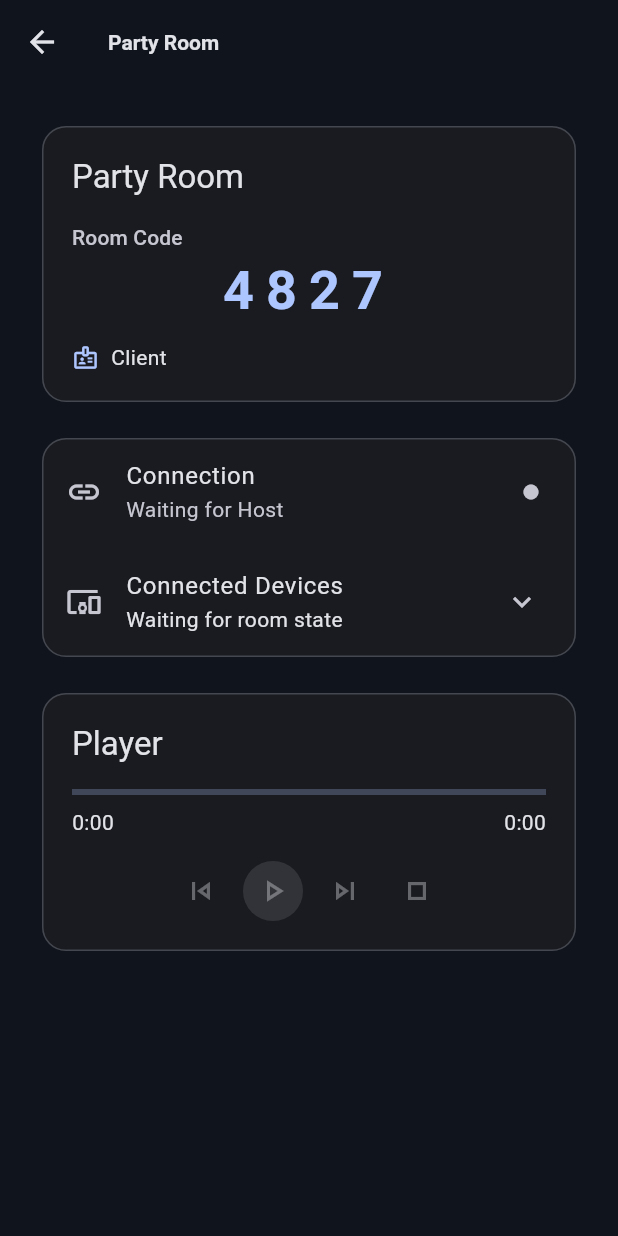
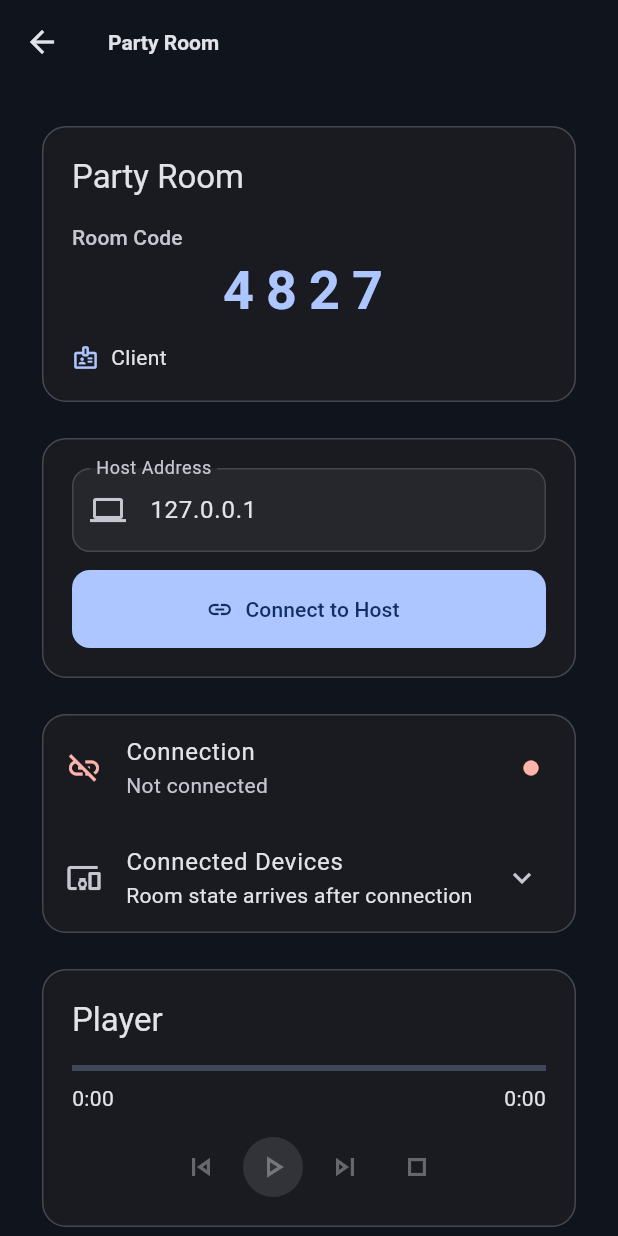
Before and after one commit to AryanPatel23-hub/multiphone_sync, a Flutter app: the ClientScreen screen opened by its route, on a phone screen of 412 x 824 dp. Run offline on Flutter 3.47's test engine with Material 3 defaults, Android fonts, the phone set to English and light mode, and no system bars.

Commit message:
Implement two-device WebSocket connection

```diff
--- a/lib/app/routes.dart
+++ b/lib/app/routes.dart
@@ -11,11 +11,15 @@ class RoomRouteArguments {
     required this.roomName,
     required this.roomCode,
     this.deviceLimit = 5,
+    this.hostAddress = '127.0.0.1',
+    this.port = 4040,
   });
 
   final String roomName;
   final String roomCode;
   final int deviceLimit;
+  final String hostAddress;
+  final int port;
 }
 
 abstract final class AppRoutes {
--- a/lib/features/client/client_screen.dart
+++ b/lib/features/client/client_screen.dart
@@ -1,41 +1,117 @@
 import 'package:flutter/material.dart';
 
 import '../../app/routes.dart';
+import '../../models/connection_state.dart';
+import '../../state/connection_controller.dart';
 import '../room/widgets/room_code_card.dart';
 import '../room/widgets/room_playback_controls.dart';
 
-class ClientScreen extends StatelessWidget {
+class ClientScreen extends StatefulWidget {
   const ClientScreen({required this.room, super.key});
 
   final RoomRouteArguments room;
 
   @override
+  State<ClientScreen> createState() => _ClientScreenState();
+}
+
+class _ClientScreenState extends State<ClientScreen> {
+  late final ConnectionController _connection;
+  late final TextEditingController _hostAddressController;
+
+  @override
+  void initState() {
+    super.initState();
+    _connection = ConnectionController()..addListener(_refresh);
+    _hostAddressController = TextEditingController(
+      text: widget.room.hostAddress,
+    );
+  }
+
+  @override
+  void dispose() {
+    _hostAddressController.dispose();
+    _connection
+      ..removeListener(_refresh)
+      ..dispose();
+    super.dispose();
+  }
+
+  @override
   Widget build(BuildContext context) {
+    final isConnected = _connection.state == DeviceConnectionState.connected;
+
     return Scaffold(
-      appBar: AppBar(title: Text(room.roomName)),
+      appBar: AppBar(title: Text(widget.room.roomName)),
       body: ListView(
         padding: const EdgeInsets.all(24),
         children: [
           RoomCodeCard(
-            roomName: room.roomName,
-            roomCode: room.roomCode,
+            roomName: widget.room.roomName,
+            roomCode: widget.room.roomCode,
             role: 'Client',
+          ),
+          const SizedBox(height: 16),
+          Card(
+            child: Padding(
+              padding: const EdgeInsets.all(20),
+              child: Column(
+                crossAxisAlignment: CrossAxisAlignment.stretch,
+                children: [
+                  TextField(
+                    controller: _hostAddressController,
+                    keyboardType: TextInputType.url,
+                    decoration: const InputDecoration(
+                      labelText: 'Host Address',
+                      hintText: '192.168.1.10',
+                      prefixIcon: Icon(Icons.computer_outlined),
+                    ),
+                  ),
+                  const SizedBox(height: 12),
+                  FilledButton.icon(
+                    onPressed: isConnected ? null : _connect,
+                    icon: const Icon(Icons.link_outlined),
+                    label: Text(
+                      _connection.state == DeviceConnectionState.connecting
+                          ? 'Connecting...'
+                          : 'Connect to Host',
+                    ),
+                  ),
+                ],
+              ),
+            ),
           ),
           const SizedBox(height: 16),
           Card(
             child: Column(
               children: [
-                const ListTile(
-                  leading: Icon(Icons.link_outlined),
-                  title: Text('Connection'),
-                  subtitle: Text('Waiting for Host'),
-                  trailing: Icon(Icons.circle, size: 12),
+                ListTile(
+                  leading: Icon(
+                    isConnected
+                        ? Icons.link_outlined
+                        : Icons.link_off_outlined,
+                    color: isConnected
+                        ? Theme.of(context).colorScheme.tertiary
+                        : Theme.of(context).colorScheme.error,
+                  ),
+                  title: const Text('Connection'),
+                  subtitle: Text(
+                    _connection.errorMessage ??
+                        (isConnected ? 'Connected to Host' : 'Not connected'),
+                  ),
+                  trailing: Icon(
+                    Icons.circle,
+                    size: 12,
+                    color: isConnected
+                        ? Theme.of(context).colorScheme.tertiary
+                        : Theme.of(context).colorScheme.error,
+                  ),
                 ),
-                ExpansionTile(
-                  leading: const Icon(Icons.devices_other_outlined),
-                  title: const Text('Connected Devices'),
-                  subtitle: const Text('Waiting for room state'),
-                  children: const [
+                const ExpansionTile(
+                  leading: Icon(Icons.devices_other_outlined),
+                  title: Text('Connected Devices'),
+                  subtitle: Text('Room state arrives after connection'),
+                  children: [
                     ListTile(
                       leading: Icon(Icons.info_outline),
                       title: Text('No device status available yet.'),
@@ -51,4 +127,16 @@ class ClientScreen extends StatelessWidget {
       ),
     );
   }
+
+  Future<void> _connect() async {
+    await _connection.connectClient(
+      room: widget.room,
+      host: _hostAddressController.text.trim(),
+      deviceName: 'Android Client',
+    );
+  }
+
+  void _refresh() {
+    if (mounted) setState(() {});
+  }
 }
--- /dev/null
+++ b/lib/models/connection_state.dart
@@ -0,0 +1,9 @@
+enum DeviceConnectionState {
+  disconnected,
+  connecting,
+  connected,
+  reconnecting,
+  error,
+}
+
+enum DeviceRole { host, client }
--- /dev/null
+++ b/lib/models/device.dart
@@ -0,0 +1,27 @@
+import 'connection_state.dart';
+
+class Device {
+  const Device({
+    required this.deviceId,
+    required this.deviceName,
+    required this.role,
+    required this.connectionState,
+  });
+
+  final String deviceId;
+  final String deviceName;
+  final DeviceRole role;
+  final DeviceConnectionState connectionState;
+
+  Device copyWith({
+    String? deviceName,
+    DeviceConnectionState? connectionState,
+  }) {
+    return Device(
+      deviceId: deviceId,
+      deviceName: deviceName ?? this.deviceName,
+      role: role,
+      connectionState: connectionState ?? this.connectionState,
+    );
+  }
+}
--- /dev/null
+++ b/lib/models/room.dart
@@ -0,0 +1,15 @@
+import 'device.dart';
+
+class Room {
+  const Room({
+    required this.roomName,
+    required this.roomCode,
+    required this.hostId,
+    required this.devices,
+  });
+
+  final String roomName;
+  final String roomCode;
+  final String hostId;
+  final List<Device> devices;
+}
--- a/lib/state/connection_controller.dart
+++ b/lib/state/connection_controller.dart
@@ -1,3 +1,137 @@
+import 'dart:async';
+import 'dart:io';
+
 import 'package:flutter/foundation.dart';
 
-class ConnectionController extends ChangeNotifier {}
+import '../app/routes.dart';
+import '../models/connection_state.dart';
+import '../models/device.dart';
+import '../services/websocket/websocket_client.dart';
+import '../services/websocket/websocket_message.dart';
+import '../services/websocket/websocket_server.dart';
+
+class ConnectionController extends ChangeNotifier {
+	ConnectionController({WebSocketServer? server, WebSocketClient? client})
+		: _server = server ?? WebSocketServer(),
+			_client = client ?? WebSocketClient();
+
+	final WebSocketServer _server;
+	final WebSocketClient _client;
+	DeviceConnectionState state = DeviceConnectionState.disconnected;
+	final devices = <Device>[];
+	String? errorMessage;
+	String? endpoint;
+	StreamSubscription<WebSocketMessage>? _serverEvents;
+	StreamSubscription<WebSocketMessage>? _clientMessages;
+
+	Future<void> startHost(RoomRouteArguments room) async {
+		state = DeviceConnectionState.connecting;
+		errorMessage = null;
+		notifyListeners();
+		try {
+			await _server.start(roomCode: room.roomCode);
+			endpoint = 'ws://${await _findHostAddress()}:${_server.boundPort}/ws';
+			_serverEvents ??= _server.events.stream.listen(_handleHostEvent);
+			state = DeviceConnectionState.connected;
+		} catch (error) {
+			state = DeviceConnectionState.error;
+			errorMessage = 'Unable to start the Host connection.';
+		}
+		notifyListeners();
+	}
+
+	Future<void> connectClient({
+		required RoomRouteArguments room,
+		required String host,
+		required String deviceName,
+	}) async {
+		state = DeviceConnectionState.connecting;
+		errorMessage = null;
+		notifyListeners();
+		try {
+			_clientMessages ??= _client.messages.stream.listen(_handleClientMessage);
+			final deviceId = 'client-${DateTime.now().microsecondsSinceEpoch}';
+			await _client.connect(
+				host: host,
+				port: room.port,
+				connectMessage: _message(
+					'CONNECT',
+					{'deviceId': deviceId, 'deviceName': deviceName, 'role': 'client'},
+				),
+				joinMessage: _message('JOIN_ROOM', {
+					'roomCode': room.roomCode,
+					'deviceId': deviceId,
+					'deviceName': deviceName,
+				}),
+			);
+			state = DeviceConnectionState.connected;
+		} catch (error) {
+			state = DeviceConnectionState.error;
+			errorMessage = 'Unable to connect to the Host.';
+		}
+		notifyListeners();
+	}
+
+	Future<void> disconnect() async {
+		await _client.disconnect();
+		state = DeviceConnectionState.disconnected;
+		notifyListeners();
+	}
+
+	@override
+	void dispose() {
+		_serverEvents?.cancel();
+		_clientMessages?.cancel();
+		_client.dispose();
+		_server.dispose();
+		super.dispose();
+	}
+
+	void _handleHostEvent(WebSocketMessage message) {
+		final deviceId = message.payload['deviceId'];
+		final deviceName = message.payload['deviceName'];
+		if (message.type != 'JOIN_ROOM' || deviceId is! String || deviceName is! String) {
+			return;
+		}
+		devices.removeWhere((device) => device.deviceId == deviceId);
+		devices.add(Device(
+			deviceId: deviceId,
+			deviceName: deviceName,
+			role: DeviceRole.client,
+			connectionState: DeviceConnectionState.connected,
+		));
+		notifyListeners();
+	}
+
+	void _handleClientMessage(WebSocketMessage message) {
+		if (message.type == 'ROOM_STATE') {
+			state = DeviceConnectionState.connected;
+		} else if (message.type == 'ERROR' || message.type == 'DISCONNECT') {
+			state = DeviceConnectionState.error;
+			errorMessage = message.payload['message'] as String? ?? 'Connection lost.';
+		}
+		notifyListeners();
+	}
+
+	WebSocketMessage _message(String type, Map<String, dynamic> payload) {
+		return WebSocketMessage(
+			type: type,
+			messageId: '$type-${DateTime.now().microsecondsSinceEpoch}',
+			timestamp: DateTime.now().millisecondsSinceEpoch,
+			payload: payload,
+		);
+	}
+
+	Future<String> _findHostAddress() async {
+		final interfaces = await NetworkInterface.list(
+			type: InternetAddressType.IPv4,
+			includeLoopback: false,
+		);
+		for (final interface in interfaces) {
+			for (final address in interface.addresses) {
+				if (!address.isLoopback) return address.address;
+			}
+		}
+		return '127.0.0.1';
+	}
+}
```
Also changed, not shown: lib/features/host/host_screen.dart (+79 -15 lines), lib/features/join_room/join_room_screen.dart (+13 -0 lines), lib/services/websocket/websocket_client.dart (added, +88 -0 lines), lib/services/websocket/websocket_message.dart (added, +86 -0 lines), lib/services/websocket/websocket_server.dart (added, +125 -0 lines), 2 other files.
